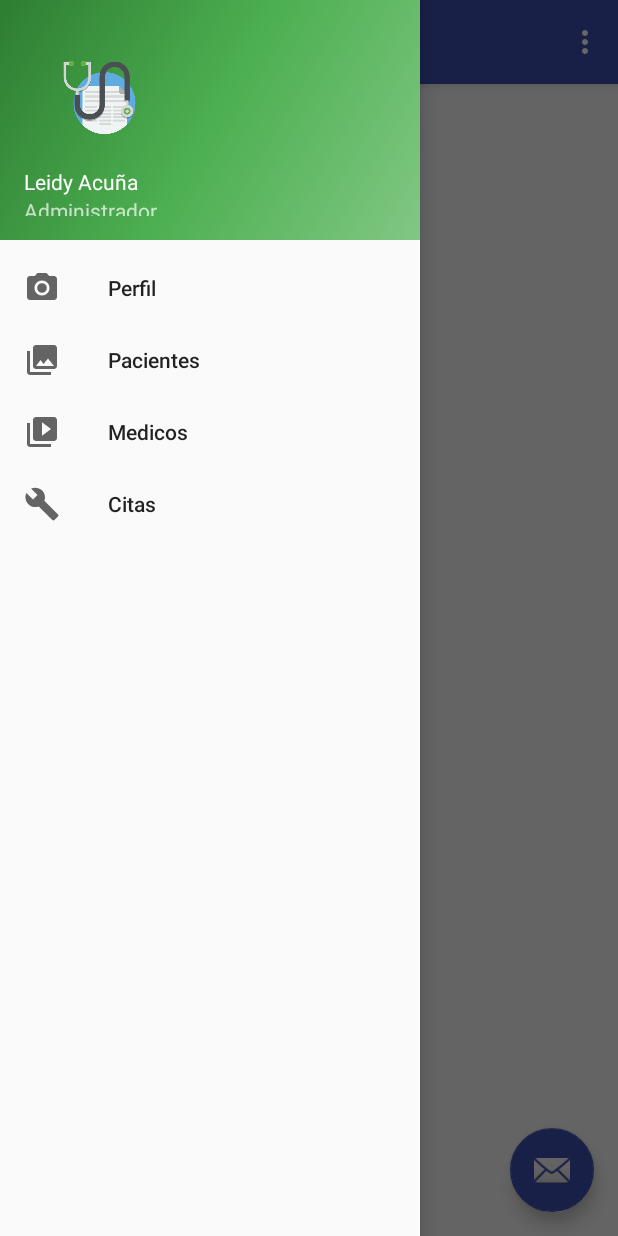
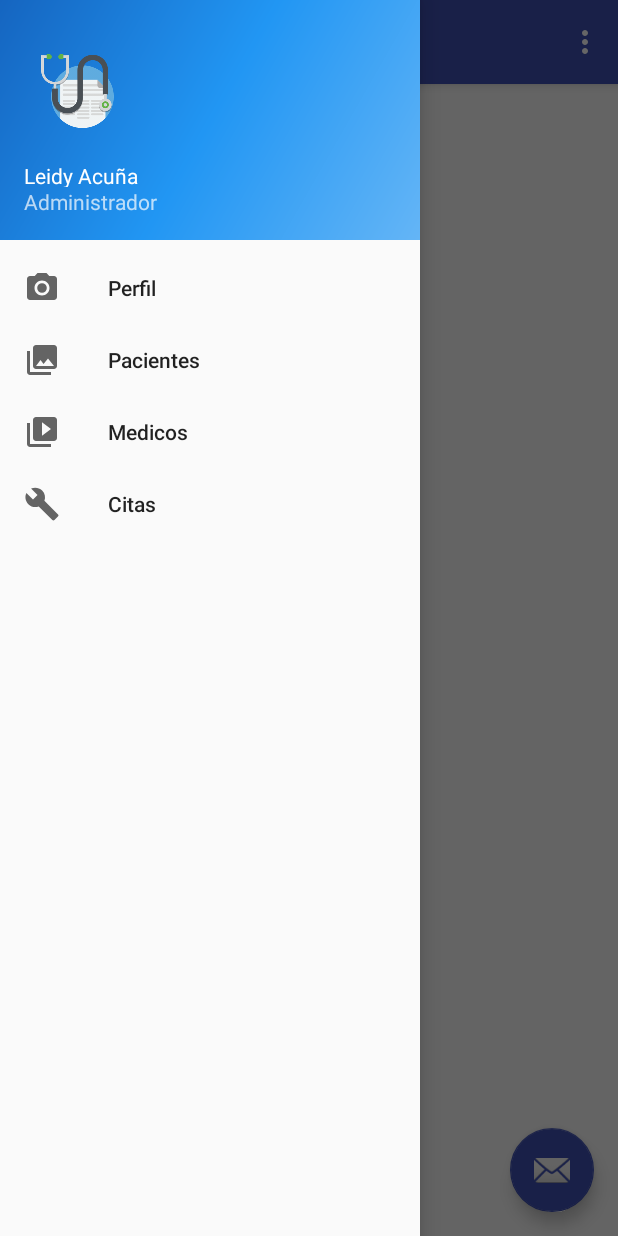
Before and after one commit to leidyp/ProyectoCitas, an Android app: the PerfilActivity screen opened directly, with no data from a screen before it, with the side drawer open, on a phone screen of 412 x 824 dp. Run offline under Robolectric (Android 15) with nearby library versions, the phone set to English and light mode, and no system bars.

Commit message:
perfil activity

```diff
--- a/app/src/main/res/drawable/side_nav_bar.xml
+++ b/app/src/main/res/drawable/side_nav_bar.xml
@@ -2,8 +2,8 @@
     android:shape="rectangle">
     <gradient
         android:angle="135"
-        android:centerColor="#4CAF50"
-        android:endColor="#2E7D32"
-        android:startColor="#81C784"
+        android:centerColor="#2196F3"
+        android:endColor="#1565C0"
+        android:startColor="#64B5F6"
         android:type="linear" />
 </shape>
--- a/app/src/main/res/layout/nav_header_perfil.xml
+++ b/app/src/main/res/layout/nav_header_perfil.xml
@@ -10,21 +10,24 @@
     android:paddingLeft="@dimen/activity_horizontal_margin"
     android:paddingRight="@dimen/activity_horizontal_margin"
     android:paddingTop="@dimen/activity_vertical_margin"
-    android:theme="@style/ThemeOverlay.AppCompat.Dark">
+    android:theme="@style/ThemeOverlay.AppCompat.Dark"
+    android:weightSum="1">
 
     <ImageView
         android:id="@+id/imageView"
-        android:layout_width="107dp"
-        android:layout_height="79dp"
+        android:layout_width="78dp"
+        android:layout_height="80dp"
         android:paddingTop="@dimen/nav_header_vertical_spacing"
         app:srcCompat="@drawable/medical" />
 
     <TextView
+        android:id="@+id/textView2"
         android:layout_width="match_parent"
         android:layout_height="wrap_content"
         android:paddingTop="@dimen/nav_header_vertical_spacing"
         android:text="Leidy Acuña"
-        android:textAppearance="@style/TextAppearance.AppCompat.Body1" />
+        android:textAppearance="@style/TextAppearance.AppCompat.Body1"
+        android:layout_weight="0.39" />
 
     <TextView
         android:id="@+id/textView"
```
